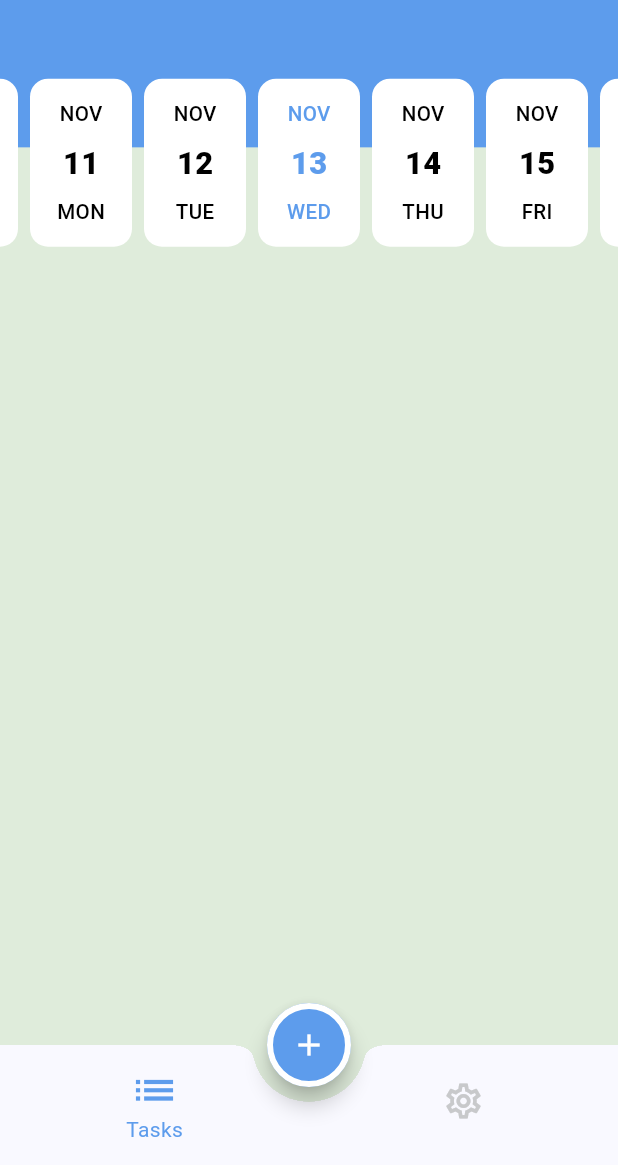
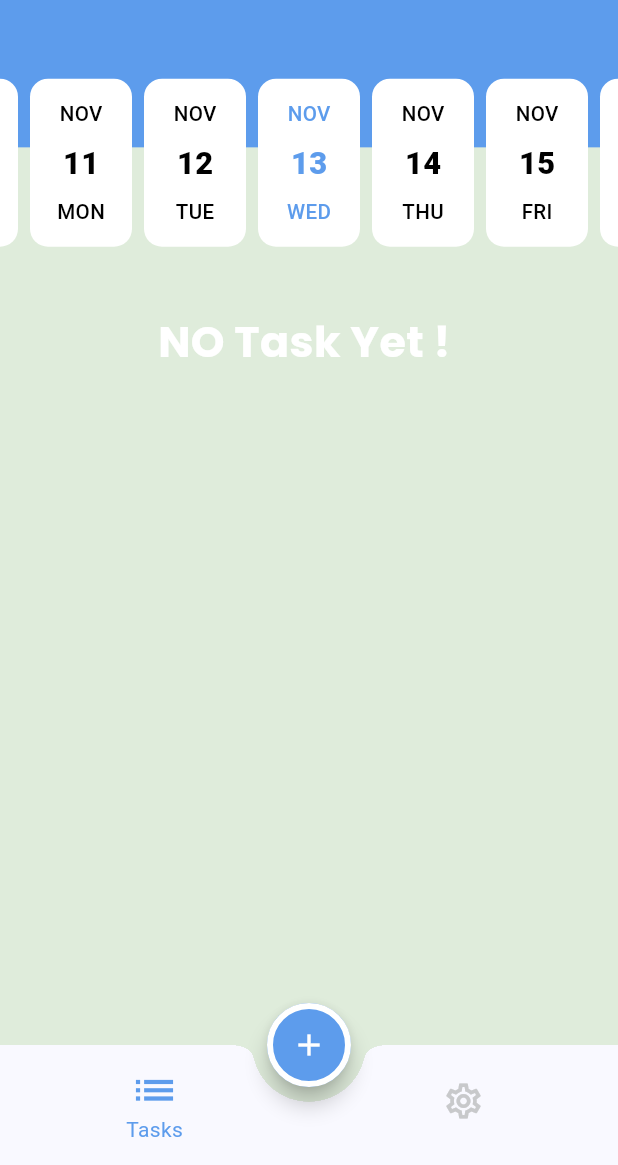
Before and after one commit to MahmoudHassan9/ToDo_app, a Flutter app: the screen it shows after launch, on a phone screen of 412 x 824 dp, the part 71-1236 px from its top. Run offline on Flutter 3.47's test engine with Material 3 defaults, Android fonts, the phone set to English and light mode, and no system bars; drawn by our look-alikes of easy_date_timeline; our stand-ins replace cloud_firestore, firebase_auth, firebase_core, flutter_screenutil, flutter_slidable, google_fonts and 2 more; missing offline and left inert: dart:ffi; accounts and stored records are empty.

Commit message:
+ finished App

```diff
--- a/lib/data/firebase_services.dart
+++ b/lib/data/firebase_services.dart
@@ -155,7 +155,7 @@ abstract class MyFireBaseServices {
       .doc(FirebaseAuth.instance.currentUser!.uid)
       .collection(TodoDM.collectionName);
 
-  static Future<void> deleteTodo({required String id}) async {
+  static Future<void> deleteTodo(context, {required String id}) async {
     DocumentReference documentReference = todosCollection.doc(id);
     await documentReference.delete();
   }
--- a/lib/presentation/screens/Edit/edit_screen.dart
+++ b/lib/presentation/screens/Edit/edit_screen.dart
@@ -115,6 +115,7 @@ class _EditTaskScreenState extends State<EditTaskScreen> {
                   color: Colors.red,
                   onPressed: () {
                     MyFireBaseServices.deleteTodo(
+                      context,
                       id: widget.model.id!,
                     );
                     tasksTabKey.currentState?.getTodosFromFireStore();
--- a/lib/presentation/screens/home/tabs/tasks_tab/tasks_tab.dart
+++ b/lib/presentation/screens/home/tabs/tasks_tab/tasks_tab.dart
@@ -53,6 +53,7 @@ class TasksTabState extends State<TasksTab> {
             ),
           ],
         ),
+        if (todos.isEmpty) noTasksYet(),
         Expanded(
           child: ListView.builder(
             itemBuilder: (context, index) => TaskItem(
@@ -177,4 +178,12 @@ class TasksTabState extends State<TasksTab> {
     }).toList();
     setState(() {});
   }
+
+  Widget noTasksYet() => Center(
+        child: Text(
+          'NO Task Yet ! ',
+          style: LightAppStyles.settingsTabLabel
+              .copyWith(color: Colors.white, fontSize: 25.sp),
+        ),
+      );
 }
--- a/lib/presentation/screens/home/tabs/tasks_tab/widgets/task_item.dart
+++ b/lib/presentation/screens/home/tabs/tasks_tab/widgets/task_item.dart
@@ -52,9 +52,15 @@ class _TaskItemState extends State<TaskItem> {
               ),
               onPressed: (context) {
                 MyFireBaseServices.deleteTodo(
+                  context,
                   id: widget.model.id!,
                 );
                 tasksTabKey.currentState!.getTodosFromFireStore();
+                AppDialogs.showMessage(
+                  context,
+                  message: 'Deleted successfully',
+                  color: Colors.red,
+                );
               },
               backgroundColor: AppColors.red,
               foregroundColor: AppColors.white,
```
Also changed, not shown: lib/presentation/screens/home/tabs/settings_tab/settings_tab.dart (indentation only).
